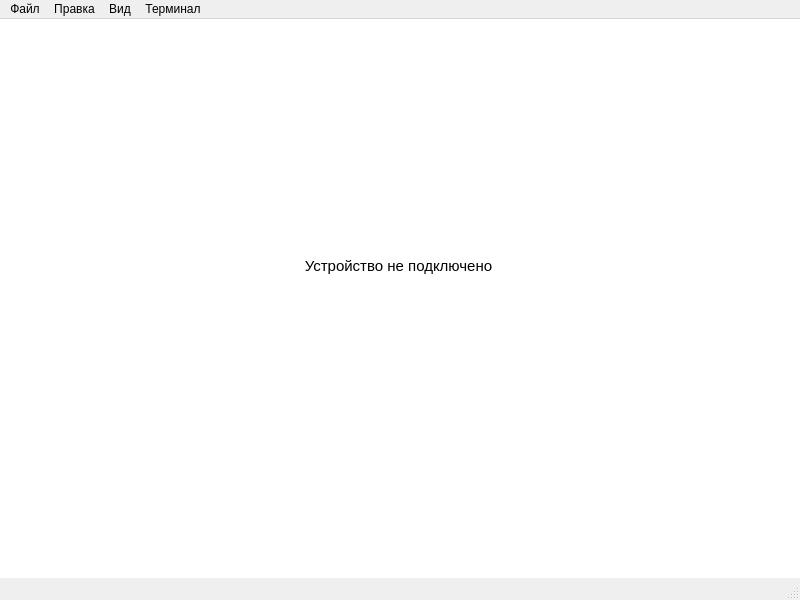
The window that main_function.ui (paxant/ZadNizza) describes before a commit, drawn with Qt 5.
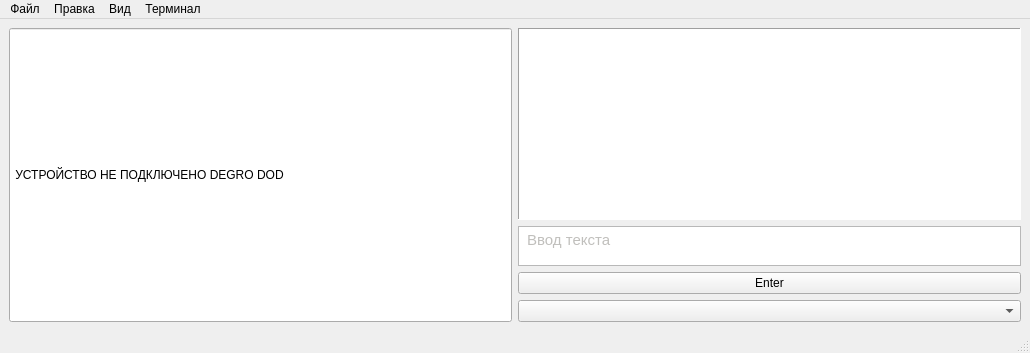
The same window after the commit.

Patch:
```diff
--- a/main_function.ui
+++ b/main_function.ui
@@ -2,58 +2,153 @@
 <ui version="4.0">
  <class>Main_function</class>
  <widget class="QMainWindow" name="Main_function">
+  <property name="enabled">
+   <bool>true</bool>
+  </property>
   <property name="geometry">
    <rect>
     <x>0</x>
     <y>0</y>
-    <width>800</width>
-    <height>600</height>
+    <width>1030</width>
+    <height>353</height>
    </rect>
   </property>
+  <property name="sizePolicy">
+   <sizepolicy hsizetype="Expanding" vsizetype="Expanding">
+    <horstretch>13</horstretch>
+    <verstretch>8</verstretch>
+   </sizepolicy>
+  </property>
+  <property name="mouseTracking">
+   <bool>false</bool>
+  </property>
+  <property name="tabletTracking">
+   <bool>false</bool>
+  </property>
+  <property name="acceptDrops">
+   <bool>false</bool>
+  </property>
   <property name="windowTitle">
    <string>Main_function</string>
   </property>
+  <property name="autoFillBackground">
+   <bool>false</bool>
+  </property>
+  <property name="inputMethodHints">
+   <set>Qt::ImhDialableCharactersOnly|Qt::ImhDigitsOnly|Qt::ImhEmailCharactersOnly|Qt::ImhFormattedNumbersOnly|Qt::ImhLatinOnly|Qt::ImhLowercaseOnly|Qt::ImhSensitiveData|Qt::ImhUppercaseOnly|Qt::ImhUrlCharactersOnly</set>
+  </property>
   <widget class="QWidget" name="centralwidget">
-   <widget class="QTextEdit" name="Definitions_device_availability">
-    <property name="geometry">
-     <rect>
-      <x>-7</x>
-      <y>-1</y>
-      <width>811</width>
-      <height>581</height>
-     </rect>
-    </property>
-    <property name="html">
-     <string>&lt;!DOCTYPE HTML PUBLIC &quot;-//W3C//DTD HTML 4.0//EN&quot; &quot;http://www.w3.org/TR/REC-html40/strict.dtd&quot;&gt;
+   <layout class="QGridLayout" name="gridLayout">
+    <item row="2" column="2">
+     <widget class="QTextEdit" name="ENTERING_COMMANDS">
+      <property name="enabled">
+       <bool>true</bool>
+      </property>
+      <property name="maximumSize">
+       <size>
+        <width>16777215</width>
+        <height>40</height>
+       </size>
+      </property>
+      <property name="tabletTracking">
+       <bool>true</bool>
+      </property>
+      <property name="html">
+       <string>&lt;!DOCTYPE HTML PUBLIC &quot;-//W3C//DTD HTML 4.0//EN&quot; &quot;http://www.w3.org/TR/REC-html40/strict.dtd&quot;&gt;
 &lt;html&gt;&lt;head&gt;&lt;meta name=&quot;qrichtext&quot; content=&quot;1&quot; /&gt;&lt;meta charset=&quot;utf-8&quot; /&gt;&lt;style type=&quot;text/css&quot;&gt;
 p, li { white-space: pre-wrap; }
 hr { height: 1px; border-width: 0; }
 li.unchecked::marker { content: &quot;\2610&quot;; }
 li.checked::marker { content: &quot;\2612&quot;; }
 &lt;/style&gt;&lt;/head&gt;&lt;body style=&quot; font-family:'Cantarell'; font-size:11pt; font-weight:400; font-style:normal;&quot;&gt;
-&lt;p style=&quot;-qt-paragraph-type:empty; margin-top:0px; margin-bottom:0px; margin-left:0px; margin-right:0px; -qt-block-indent:0; text-indent:0px;&quot;&gt;&lt;br /&gt;&lt;/p&gt;
-&lt;p style=&quot;-qt-paragraph-type:empty; margin-top:0px; margin-bottom:0px; margin-left:0px; margin-right:0px; -qt-block-indent:0; text-indent:0px;&quot;&gt;&lt;br /&gt;&lt;/p&gt;
-&lt;p style=&quot;-qt-paragraph-type:empty; margin-top:0px; margin-bottom:0px; margin-left:0px; margin-right:0px; -qt-block-indent:0; text-indent:0px;&quot;&gt;&lt;br /&gt;&lt;/p&gt;
-&lt;p style=&quot;-qt-paragraph-type:empty; margin-top:0px; margin-bottom:0px; margin-left:0px; margin-right:0px; -qt-block-indent:0; text-indent:0px;&quot;&gt;&lt;br /&gt;&lt;/p&gt;
-&lt;p style=&quot;-qt-paragraph-type:empty; margin-top:0px; margin-bottom:0px; margin-left:0px; margin-right:0px; -qt-block-indent:0; text-indent:0px;&quot;&gt;&lt;br /&gt;&lt;/p&gt;
-&lt;p style=&quot;-qt-paragraph-type:empty; margin-top:0px; margin-bottom:0px; margin-left:0px; margin-right:0px; -qt-block-indent:0; text-indent:0px;&quot;&gt;&lt;br /&gt;&lt;/p&gt;
-&lt;p style=&quot;-qt-paragraph-type:empty; margin-top:0px; margin-bottom:0px; margin-left:0px; margin-right:0px; -qt-block-indent:0; text-indent:0px;&quot;&gt;&lt;br /&gt;&lt;/p&gt;
-&lt;p style=&quot;-qt-paragraph-type:empty; margin-top:0px; margin-bottom:0px; margin-left:0px; margin-right:0px; -qt-block-indent:0; text-indent:0px;&quot;&gt;&lt;br /&gt;&lt;/p&gt;
-&lt;p style=&quot;-qt-paragraph-type:empty; margin-top:0px; margin-bottom:0px; margin-left:0px; margin-right:0px; -qt-block-indent:0; text-indent:0px;&quot;&gt;&lt;br /&gt;&lt;/p&gt;
-&lt;p style=&quot;-qt-paragraph-type:empty; margin-top:0px; margin-bottom:0px; margin-left:0px; margin-right:0px; -qt-block-indent:0; text-indent:0px;&quot;&gt;&lt;br /&gt;&lt;/p&gt;
-&lt;p style=&quot;-qt-paragraph-type:empty; margin-top:0px; margin-bottom:0px; margin-left:0px; margin-right:0px; -qt-block-indent:0; text-indent:0px;&quot;&gt;&lt;br /&gt;&lt;/p&gt;
-&lt;p style=&quot;-qt-paragraph-type:empty; margin-top:0px; margin-bottom:0px; margin-left:0px; margin-right:0px; -qt-block-indent:0; text-indent:0px;&quot;&gt;&lt;br /&gt;&lt;/p&gt;
-&lt;p style=&quot;-qt-paragraph-type:empty; margin-top:0px; margin-bottom:0px; margin-left:0px; margin-right:0px; -qt-block-indent:0; text-indent:0px;&quot;&gt;&lt;br /&gt;&lt;/p&gt;
-&lt;p align=&quot;center&quot; style=&quot; margin-top:0px; margin-bottom:0px; margin-left:0px; margin-right:0px; -qt-block-indent:0; text-indent:0px;&quot;&gt;Устройство не подключено&lt;/p&gt;&lt;/body&gt;&lt;/html&gt;</string>
-    </property>
-   </widget>
+&lt;p style=&quot; margin-top:0px; margin-bottom:0px; margin-left:0px; margin-right:0px; -qt-block-indent:0; text-indent:0px;&quot;&gt;&lt;span style=&quot; color:#c0bfbc;&quot;&gt; Ввод текста&lt;/span&gt;&lt;/p&gt;&lt;/body&gt;&lt;/html&gt;</string>
+      </property>
+     </widget>
+    </item>
+    <item row="3" column="2">
+     <widget class="QPushButton" name="ENTERING">
+      <property name="enabled">
+       <bool>true</bool>
+      </property>
+      <property name="text">
+       <string>Enter</string>
+      </property>
+     </widget>
+    </item>
+    <item row="1" column="1">
+     <spacer name="horizontalSpacer">
+      <property name="orientation">
+       <enum>Qt::Horizontal</enum>
+      </property>
+      <property name="sizeHint" stdset="0">
+       <size>
+        <width>40</width>
+        <height>20</height>
+       </size>
+      </property>
+     </spacer>
+    </item>
+    <item row="4" column="2">
+     <widget class="QComboBox" name="COM_PORT_CHOICE"/>
+    </item>
+    <item row="0" column="2" rowspan="2">
+     <widget class="QTextEdit" name="OUTPIUT_CONSOLE">
+      <property name="sizePolicy">
+       <sizepolicy hsizetype="Preferred" vsizetype="Preferred">
+        <horstretch>0</horstretch>
+        <verstretch>0</verstretch>
+       </sizepolicy>
+      </property>
+      <property name="maximumSize">
+       <size>
+        <width>16777215</width>
+        <height>16777215</height>
+       </size>
+      </property>
+      <property name="mouseTracking">
+       <bool>true</bool>
+      </property>
+      <property name="statusTip">
+       <string/>
+      </property>
+      <property name="layoutDirection">
+       <enum>Qt::LeftToRight</enum>
+      </property>
+      <property name="frameShape">
+       <enum>QFrame::Panel</enum>
+      </property>
+      <property name="undoRedoEnabled">
+       <bool>true</bool>
+      </property>
+      <property name="readOnly">
+       <bool>true</bool>
+      </property>
+     </widget>
+    </item>
+    <item row="0" column="0" rowspan="5" colspan="2">
+     <widget class="QLineEdit" name="DONT_WORK">
+      <property name="sizePolicy">
+       <sizepolicy hsizetype="Expanding" vsizetype="Expanding">
+        <horstretch>0</horstretch>
+        <verstretch>0</verstretch>
+       </sizepolicy>
+      </property>
+      <property name="text">
+       <string> УСТРОЙСТВО НЕ ПОДКЛЮЧЕНО DEGRO DOD</string>
+      </property>
+      <property name="readOnly">
+       <bool>true</bool>
+      </property>
+     </widget>
+    </item>
+   </layout>
   </widget>
   <widget class="QMenuBar" name="menubar">
    <property name="geometry">
     <rect>
      <x>0</x>
      <y>0</y>
-     <width>800</width>
+     <width>1030</width>
      <height>23</height>
     </rect>
    </property>
```
